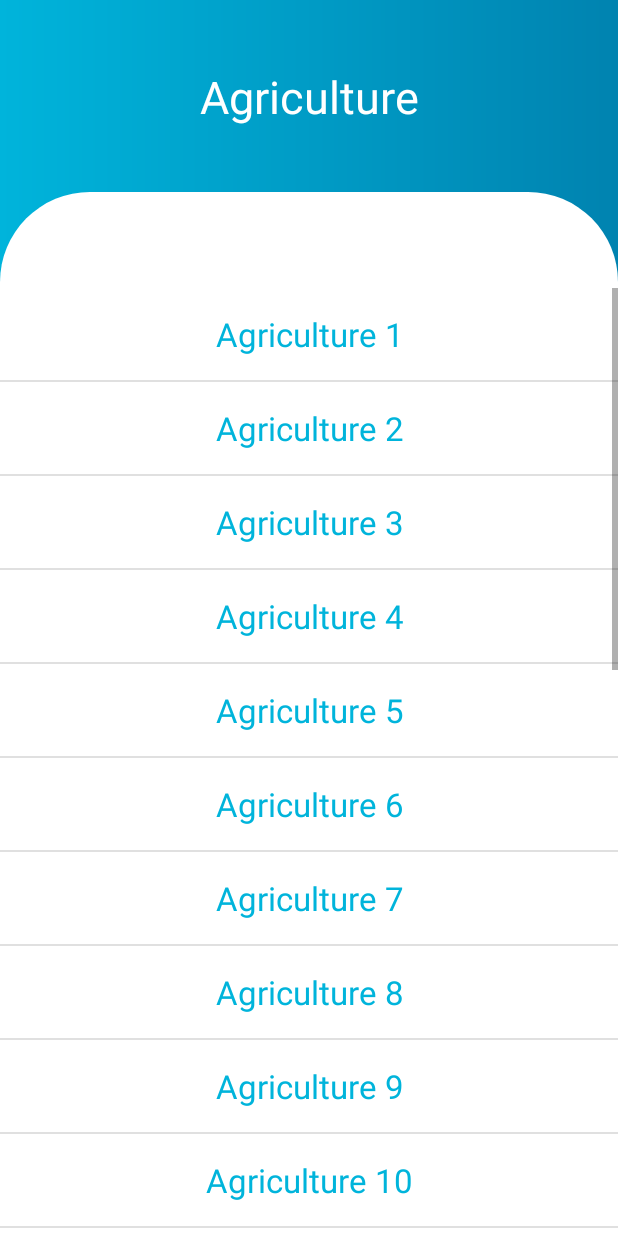
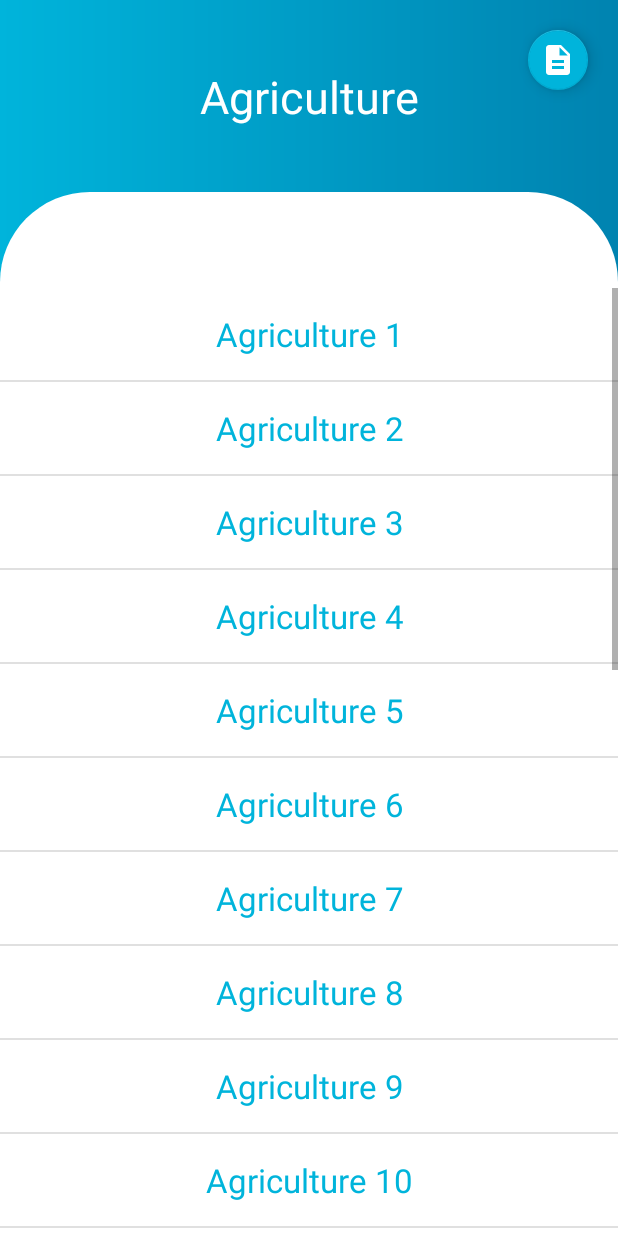
Before and after one commit to mubashir-chandle/csr, an Android app: the StreamSelectionFragment screen opened through its navigation route, after a tap on an icon or button, on a phone screen of 412 x 824 dp. Run offline under Robolectric (Android 15) with nearby library versions, the phone set to English and light mode, and no system bars; our stand-ins replace Room's generated code.

Commit message:
Added button to show description of stream during job selection.

```diff
--- a/app/src/main/java/com/csrapp/csr/data/StreamDao.kt
+++ b/app/src/main/java/com/csrapp/csr/data/StreamDao.kt
@@ -8,6 +8,6 @@ interface StreamDao {
     @Query("SELECT * FROM stream")
     fun getAllStreams(): List<StreamEntity>
 
-    @Query("SELECT title FROM stream WHERE id=:id")
-    fun getStreamTitleById(id: String): String
+    @Query("SELECT * FROM stream WHERE id=:id")
+    fun getStreamById(id: String): StreamEntity
 }
--- a/app/src/main/java/com/csrapp/csr/data/StreamRepository.kt
+++ b/app/src/main/java/com/csrapp/csr/data/StreamRepository.kt
@@ -4,7 +4,7 @@ class StreamRepository private constructor(private val streamDao: StreamDao) {
 
     fun getAllStreams() = streamDao.getAllStreams()
 
-    fun getStreamTitleById(id: String) = streamDao.getStreamTitleById(id)
+    fun getStreamById(id: String) = streamDao.getStreamById(id)
 
     companion object {
         private var instance: StreamRepository? = null
--- a/app/src/main/java/com/csrapp/csr/ui/viewstreams/jobselection/JobSelectionFragment.kt
+++ b/app/src/main/java/com/csrapp/csr/ui/viewstreams/jobselection/JobSelectionFragment.kt
@@ -1,5 +1,6 @@
 package com.csrapp.csr.ui.viewstreams.jobselection
 
+import android.app.AlertDialog
 import android.os.Bundle
 import android.view.LayoutInflater
 import android.view.View
@@ -11,12 +12,13 @@ import androidx.navigation.Navigation
 import androidx.recyclerview.widget.DividerItemDecoration
 import androidx.recyclerview.widget.LinearLayoutManager
 import com.csrapp.csr.R
+import com.csrapp.csr.data.StreamEntity
 import com.csrapp.csr.utils.InjectorUtils
 import kotlinx.android.synthetic.main.fragment_job_selection.*
 
-class JobSelectionFragment : Fragment() {
+class JobSelectionFragment : Fragment(), View.OnClickListener {
     private lateinit var navController: NavController
-    private lateinit var stream: String
+    private lateinit var stream: StreamEntity
 
     override fun onCreateView(
         inflater: LayoutInflater, container: ViewGroup?,
@@ -34,14 +36,16 @@ class JobSelectionFragment : Fragment() {
     }
 
     private fun initUI() {
-        stream = arguments!!.getString("stream")!!
+        val streamId = arguments!!.getString("stream")!!
 
         val factory = InjectorUtils.provideJobSelectionViewModelFactory(requireContext())
         val viewModel = ViewModelProvider(this, factory).get(JobSelectionViewModel::class.java)
 
-        streamTitle.text = viewModel.getStreamTitleById(stream)
+        stream = viewModel.getStreamById(streamId)
+        streamTitle.text = stream.title
 
-        initRecyclerView(stream, viewModel)
+        initRecyclerView(stream.id, viewModel)
+        fabDescription.setOnClickListener(this)
     }
 
     private fun initRecyclerView(stream: String, viewModel: JobSelectionViewModel) {
@@ -56,4 +60,17 @@ class JobSelectionFragment : Fragment() {
             addItemDecoration(DividerItemDecoration(context, DividerItemDecoration.VERTICAL))
         }
     }
+
+    override fun onClick(v: View?) {
+        when (v?.id) {
+            R.id.fabDescription -> {
+                AlertDialog.Builder(requireContext())
+                    .setTitle(stream.title)
+                    .setMessage(stream.description)
+                    .setPositiveButton(R.string.close, null)
+                    .create()
+                    .show()
+            }
+        }
+    }
 }
--- a/app/src/main/java/com/csrapp/csr/ui/viewstreams/jobselection/JobSelectionViewModel.kt
+++ b/app/src/main/java/com/csrapp/csr/ui/viewstreams/jobselection/JobSelectionViewModel.kt
@@ -11,5 +11,5 @@ class JobSelectionViewModel(
 
     fun getJobsByStream(stream: String) = jobRepository.getJobsByStream(stream)
 
-    fun getStreamTitleById(id: String) = streamRepository.getStreamTitleById(id)
+    fun getStreamById(id: String) = streamRepository.getStreamById(id)
 }
--- /dev/null
+++ b/app/src/main/res/drawable/ic_description.xml
@@ -0,0 +1,9 @@
+<vector xmlns:android="http://schemas.android.com/apk/res/android"
+    android:width="24dp"
+    android:height="24dp"
+    android:viewportWidth="24.0"
+    android:viewportHeight="24.0">
+    <path
+        android:fillColor="#FF000000"
+        android:pathData="M14,2L6,2c-1.1,0 -1.99,0.9 -1.99,2L4,20c0,1.1 0.89,2 1.99,2L18,22c1.1,0 2,-0.9 2,-2L20,8l-6,-6zM16,18L8,18v-2h8v2zM16,14L8,14v-2h8v2zM13,9L13,3.5L18.5,9L13,9z" />
+</vector>
--- a/app/src/main/res/layout/fragment_job_selection.xml
+++ b/app/src/main/res/layout/fragment_job_selection.xml
@@ -47,4 +47,19 @@
         app:layout_constraintStart_toStartOf="parent"
         app:layout_constraintTop_toTopOf="@+id/imageView" />
 
+    <com.google.android.material.floatingactionbutton.FloatingActionButton
+        android:id="@+id/fabDescription"
+        android:layout_width="wrap_content"
+        android:layout_height="wrap_content"
+        android:layout_marginTop="16dp"
+        android:layout_marginEnd="16dp"
+        android:clickable="true"
+        android:focusable="true"
+        android:src="@drawable/ic_description"
+        app:backgroundTint="@color/colorAccent"
+        app:fabSize="mini"
+        app:layout_constraintEnd_toEndOf="parent"
+        app:layout_constraintTop_toTopOf="parent"
+        app:tint="@android:color/white" />
+
 </androidx.constraintlayout.widget.ConstraintLayout>
--- a/app/src/main/res/values/strings.xml
+++ b/app/src/main/res/values/strings.xml
@@ -44,4 +44,5 @@
     <string name="no">No</string>
     <string name="okay">Okay</string>
     <string name="quit_test">Quit Test</string>
+    <string name="close">Close</string>
 </resources>
```
